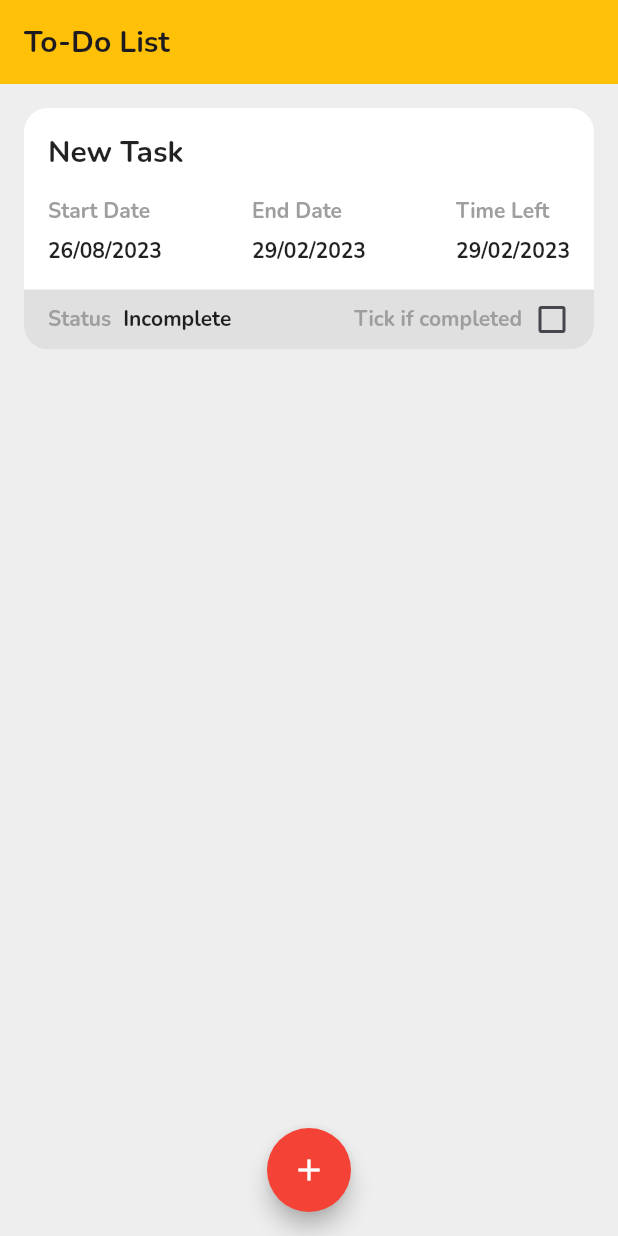
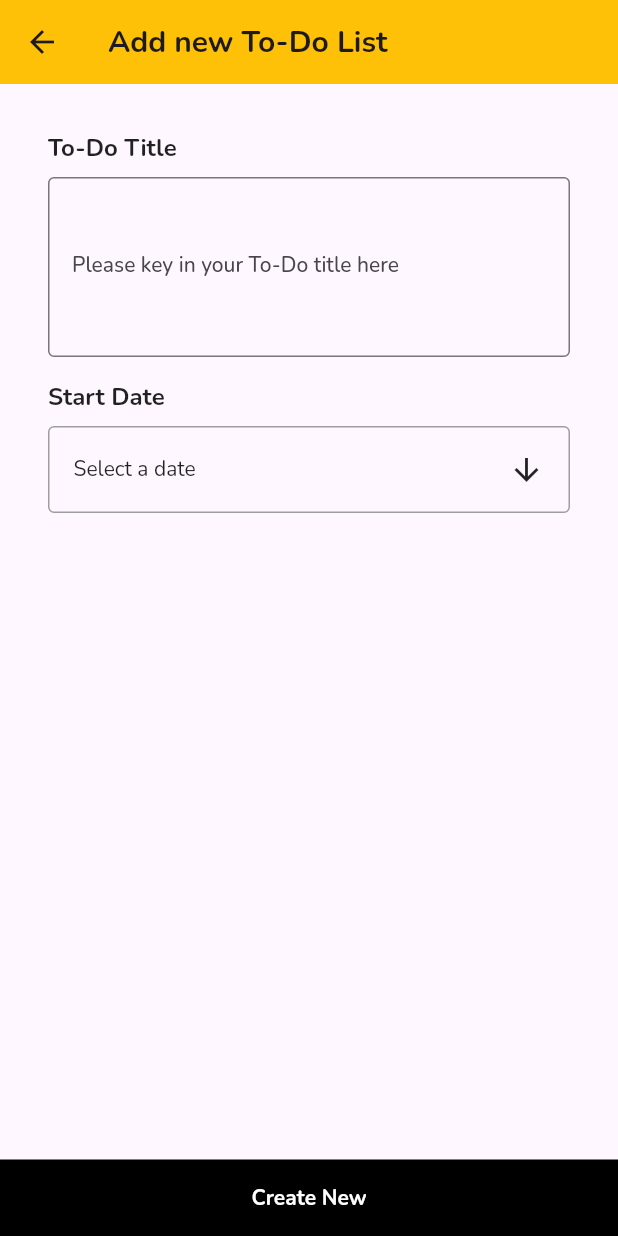
Before and after one commit to nightcodezero/flutter-to-do-list, a Flutter app: the screen it shows after launch, after a tap on the "add" icon, on a phone screen of 412 x 824 dp. Run offline on Flutter 3.47's test engine with Material 2 defaults, Android fonts, the phone set to English and light mode, and no system bars; our stand-ins replace flutter_riverpod, go_router, google_fonts, sqflite; accounts and stored records are empty.

Commit message:
Add create new todo screen

```diff
--- a/lib/providers/go_router_provider.dart
+++ b/lib/providers/go_router_provider.dart
@@ -2,6 +2,8 @@ import 'dart:convert';
 
 import 'package:flutter_riverpod/flutter_riverpod.dart';
 import 'package:go_router/go_router.dart';
+import 'package:todolist/models/todo.dart';
+import 'package:todolist/screens/add_todo_screen.dart';
 import 'package:todolist/screens/dashboard_screen.dart';
 
 final goRouterProvider = Provider<GoRouter>((ref) {
@@ -12,6 +14,9 @@ final goRouterProvider = Provider<GoRouter>((ref) {
         path: DashboardScreen.path,
         builder: (context, state) => const DashboardScreen(),
       ),
+      GoRoute(
+          path: AddTodoScreen.path,
+          builder: (context, state) => const AddTodoScreen()),
     ],
   );
 });
--- /dev/null
+++ b/lib/screens/add_todo_screen.dart
@@ -0,0 +1,113 @@
+import 'package:flutter/material.dart';
+import 'package:flutter_riverpod/flutter_riverpod.dart';
+import 'package:todolist/models/todo.dart';
+import 'package:todolist/providers/go_router_provider.dart';
+import 'package:todolist/providers/todo_provider.dart';
+
+class AddTodoScreen extends ConsumerStatefulWidget {
+  const AddTodoScreen({super.key});
+
+  static const path = '/add-todo';
+
+  @override
+  ConsumerState<ConsumerStatefulWidget> createState() => _AddTodoScreenState();
+}
+
+class _AddTodoScreenState extends ConsumerState<AddTodoScreen> {
+  final TextEditingController _titleController = TextEditingController();
+
+  @override
+  Widget build(BuildContext context) {
+    final router = ref.read(goRouterProvider);
+    return Scaffold(
+      appBar: AppBar(
+        title: const Text('Add new To-Do List',
+            textAlign: TextAlign.left,
+            style: TextStyle(
+              fontWeight: FontWeight.bold,
+            )),
+        backgroundColor: Theme.of(context).primaryColor,
+      ),
+      body: SafeArea(
+          child: Column(
+        children: [
+          Expanded(
+            child: Container(
+              padding: const EdgeInsets.all(32),
+              child: Column(
+                crossAxisAlignment: CrossAxisAlignment.start,
+                children: [
+                  const Text(
+                    "To-Do Title",
+                    style: TextStyle(fontSize: 16, fontWeight: FontWeight.bold),
+                  ),
+                  const SizedBox(height: 8),
+                  SizedBox(
+                    height: 5 * 24.0,
+                    width: double.infinity,
+                    child: TextField(
+                      controller: _titleController,
+                      maxLines: 5,
+                      keyboardType: TextInputType.multiline,
+                      decoration: const InputDecoration(
+                        border: OutlineInputBorder(),
+                        labelText: 'Please key in your To-Do title here',
+                      ),
+                    ),
+                  ),
+                  const SizedBox(height: 16),
+                  const Text(
+                    "Start Date",
+                    style: TextStyle(fontSize: 16, fontWeight: FontWeight.bold),
+                  ),
+                  const SizedBox(height: 8),
+                  Container(
+                    width: double.infinity,
+                    padding: EdgeInsets.all(16.0),
+                    decoration: BoxDecoration(
+                      border: Border.all(color: Colors.grey),
+                      borderRadius: BorderRadius.circular(4),
+                    ),
+                    child: const Row(children: [
+                      Expanded(
+                        child: Text("Select a date"),
+                      ),
+                      Icon(Icons.arrow_downward),
+                    ]),
+                  ),
+                ],
+              ),
+            ),
+          ),
+          TextButton(
+              style: TextButton.styleFrom(
+                padding: const EdgeInsets.all(0),
+              ),
+              onPressed: () {
+                ref.read(todoProvider.notifier).insert(Todo(
+                    title: _titleController.text,
+                    startDate: "startdate",
+                    endDate: "endDate",
+                    done: true));
+                router.pop();
+              },
+              child: Container(
+                width: double.infinity,
+                padding: const EdgeInsets.all(16),
+                decoration: const BoxDecoration(
+                  color: Colors.black,
+                ),
+                child: const Text(
+                  textAlign: TextAlign.center,
+                  'Create New',
+                  style: TextStyle(
+                    color: Colors.white,
+                    fontWeight: FontWeight.bold,
+                  ),
+                ),
+              )),
+        ],
+      )),
+    );
+  }
+}
--- a/lib/screens/dashboard_screen.dart
+++ b/lib/screens/dashboard_screen.dart
@@ -1,7 +1,8 @@
 import 'package:flutter/material.dart';
 import 'package:flutter_riverpod/flutter_riverpod.dart';
-import 'package:todolist/models/todo.dart';
+import 'package:todolist/providers/go_router_provider.dart';
 import 'package:todolist/providers/todo_provider.dart';
+import 'package:todolist/screens/add_todo_screen.dart';
 import 'package:todolist/widgets/task_card.dart';
 
 class DashboardScreen extends ConsumerStatefulWidget {
@@ -23,7 +24,8 @@ class _DashboardScreenState extends ConsumerState<DashboardScreen> {
 
   @override
   Widget build(BuildContext context) {
-    var todoList = ref.watch(todoProvider);
+    final todoList = ref.watch(todoProvider);
+    final router = ref.read(goRouterProvider);
 
     return Scaffold(
       appBar: AppBar(
@@ -58,12 +60,7 @@ class _DashboardScreenState extends ConsumerState<DashboardScreen> {
       ),
       floatingActionButton: FloatingActionButton(
         onPressed: () {
-          ref.read(todoProvider.notifier).insert(Todo(
-                title: 'New Task',
-                startDate: "26/08/2023",
-                endDate: "29/02/2023",
-                done: false,
-              ));
+          router.push(AddTodoScreen.path);
         },
         backgroundColor: Colors.red,
         shape: const CircleBorder(),
```
